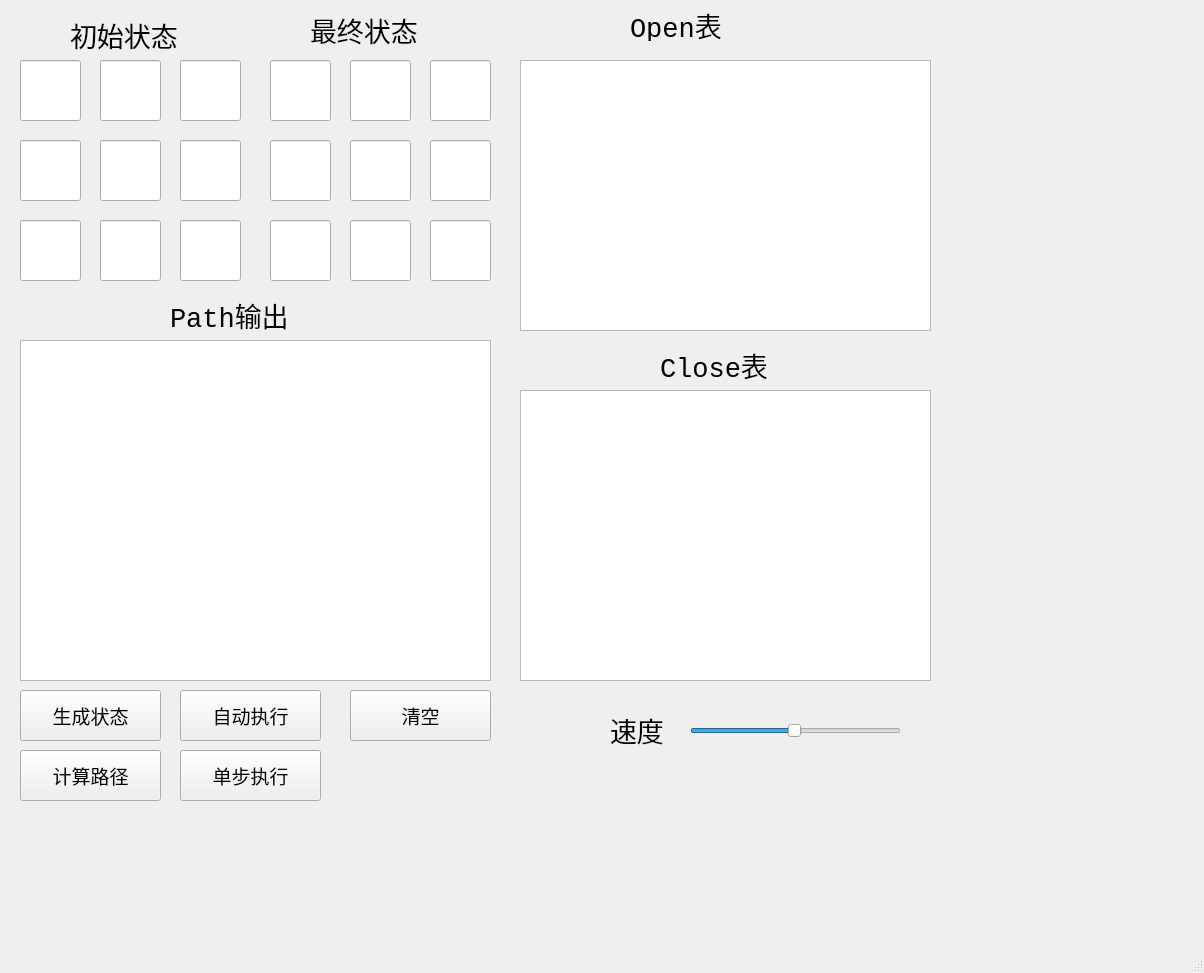
dalao-li/Bashuma, file mainwindow.ui: the form before one commit.
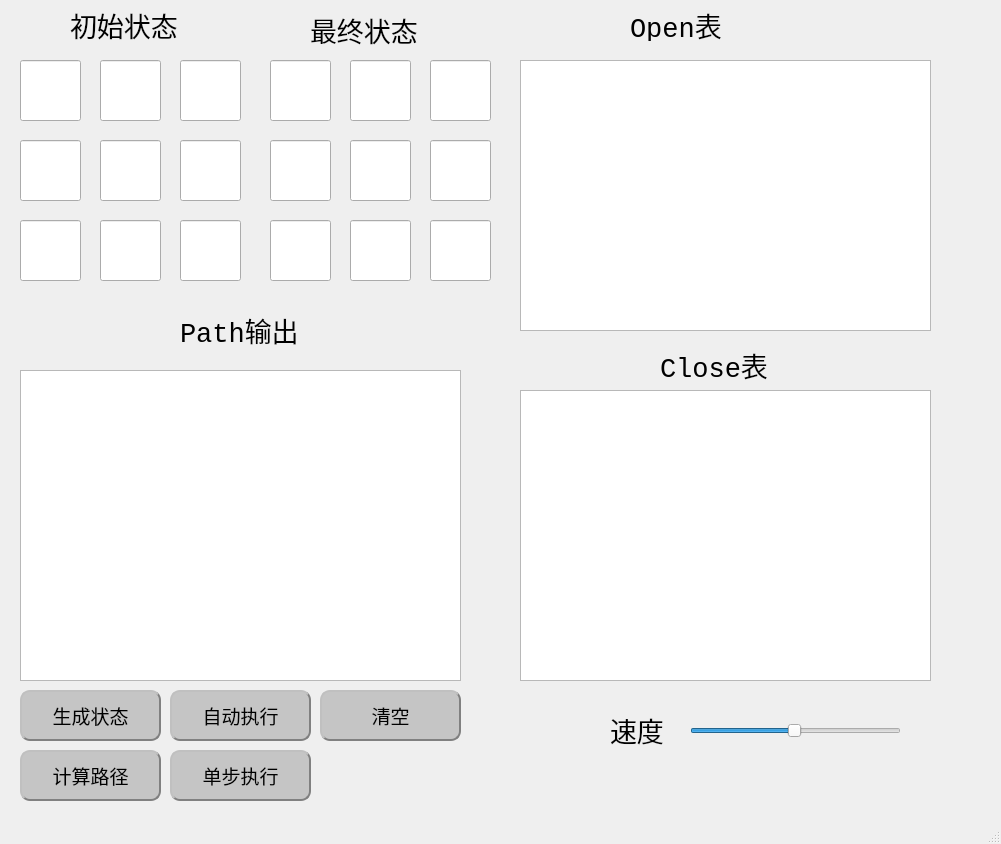
The form after the commit.

Commit message: 增加了按钮样式

Patch:
```diff
--- a/mainwindow.ui
+++ b/mainwindow.ui
@@ -6,8 +6,8 @@
    <rect>
     <x>0</x>
     <y>0</y>
-    <width>1204</width>
-    <height>973</height>
+    <width>1001</width>
+    <height>844</height>
    </rect>
   </property>
   <property name="windowTitle">
@@ -50,9 +50,9 @@
     <property name="geometry">
      <rect>
       <x>20</x>
-      <y>340</y>
-      <width>471</width>
-      <height>341</height>
+      <y>370</y>
+      <width>441</width>
+      <height>311</height>
      </rect>
     </property>
     <property name="font">
@@ -409,8 +409,8 @@
      <rect>
       <x>70</x>
       <y>0</y>
-      <width>261</width>
-      <height>71</height>
+      <width>141</width>
+      <height>51</height>
      </rect>
     </property>
     <property name="font">
@@ -428,7 +428,7 @@
      <rect>
       <x>310</x>
       <y>0</y>
-      <width>251</width>
+      <width>141</width>
       <height>61</height>
      </rect>
     </property>
@@ -483,10 +483,10 @@
    <widget class="QLabel" name="label_5">
     <property name="geometry">
      <rect>
-      <x>170</x>
-      <y>280</y>
-      <width>201</width>
-      <height>71</height>
+      <x>180</x>
+      <y>300</y>
+      <width>141</width>
+      <height>61</height>
      </rect>
     </property>
     <property name="font">
@@ -502,7 +502,7 @@
    <widget class="QPushButton" name="strart_pushButton">
     <property name="geometry">
      <rect>
-      <x>180</x>
+      <x>170</x>
       <y>690</y>
       <width>141</width>
       <height>51</height>
@@ -514,6 +514,12 @@
       <pointsize>14</pointsize>
      </font>
     </property>
+    <property name="styleSheet">
+     <string notr="true">border-radius: 10px;  
+background-color: rgb(197, 197, 197);
+border: 2px groove gray;
+border-style: outset;</string>
+    </property>
     <property name="text">
      <string>自动执行</string>
     </property>
@@ -533,6 +539,13 @@
       <pointsize>14</pointsize>
      </font>
     </property>
+    <property name="styleSheet">
+     <string notr="true">border-radius: 10px;  
+background-color: rgb(197, 197, 197);
+selection-background-color: rgb(71, 71, 71);
+border: 2px groove gray;
+border-style: outset;</string>
+    </property>
     <property name="text">
      <string>生成状态</string>
     </property>
@@ -540,7 +553,7 @@
    <widget class="QPushButton" name="clear_pushButton">
     <property name="geometry">
      <rect>
-      <x>350</x>
+      <x>320</x>
       <y>690</y>
       <width>141</width>
       <height>51</height>
@@ -552,6 +565,12 @@
       <pointsize>14</pointsize>
      </font>
     </property>
+    <property name="styleSheet">
+     <string notr="true">border-radius: 10px;  
+background-color: rgb(197, 197, 197);
+border: 2px groove gray;
+border-style: outset;</string>
+    </property>
     <property name="text">
      <string>清空</string>
     </property>
@@ -559,7 +578,7 @@
    <widget class="QPushButton" name="sigleStep_pushButton">
     <property name="geometry">
      <rect>
-      <x>180</x>
+      <x>170</x>
       <y>750</y>
       <width>141</width>
       <height>51</height>
@@ -571,6 +590,12 @@
       <pointsize>14</pointsize>
      </font>
     </property>
+    <property name="styleSheet">
+     <string notr="true">border-radius: 10px;  
+background-color: rgb(197, 197, 197);
+border: 2px groove gray;
+border-style: outset;</string>
+    </property>
     <property name="text">
      <string>单步执行</string>
     </property>
@@ -624,6 +649,12 @@
       <pointsize>14</pointsize>
      </font>
     </property>
+    <property name="styleSheet">
+     <string notr="true">border-radius: 10px;  
+background-color: rgb(197, 197, 197);
+border: 2px groove gray;
+border-style: outset;</string>
+    </property>
     <property name="text">
      <string>计算路径</string>
     </property>
```
The commit also changes 1 other file.
